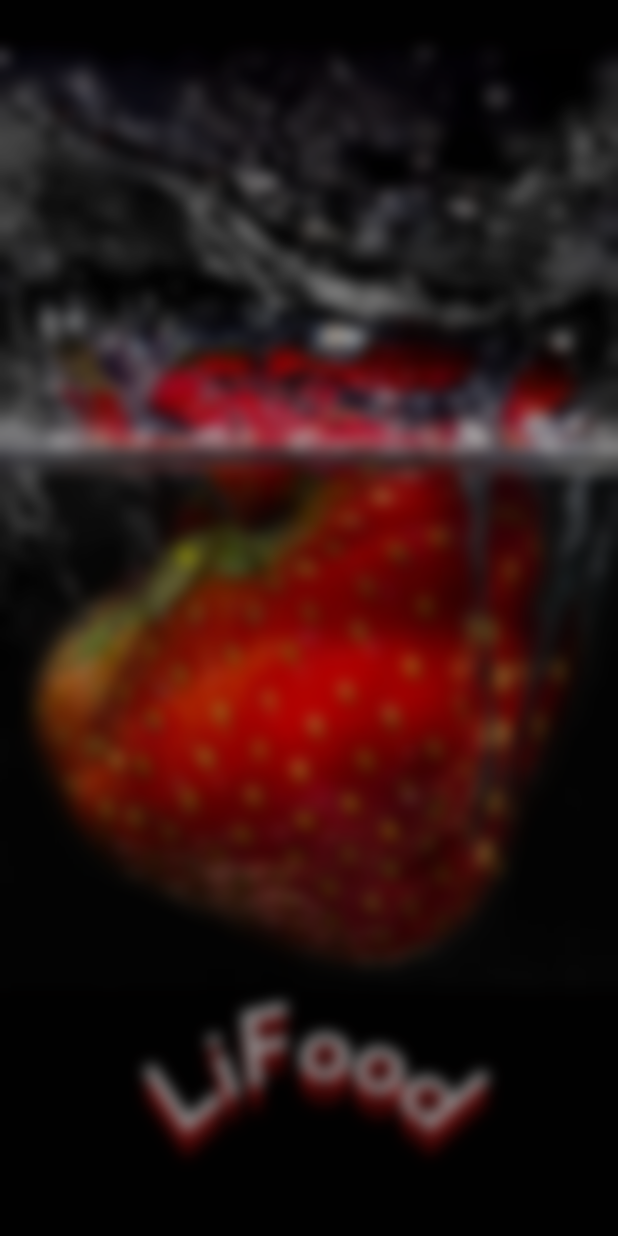
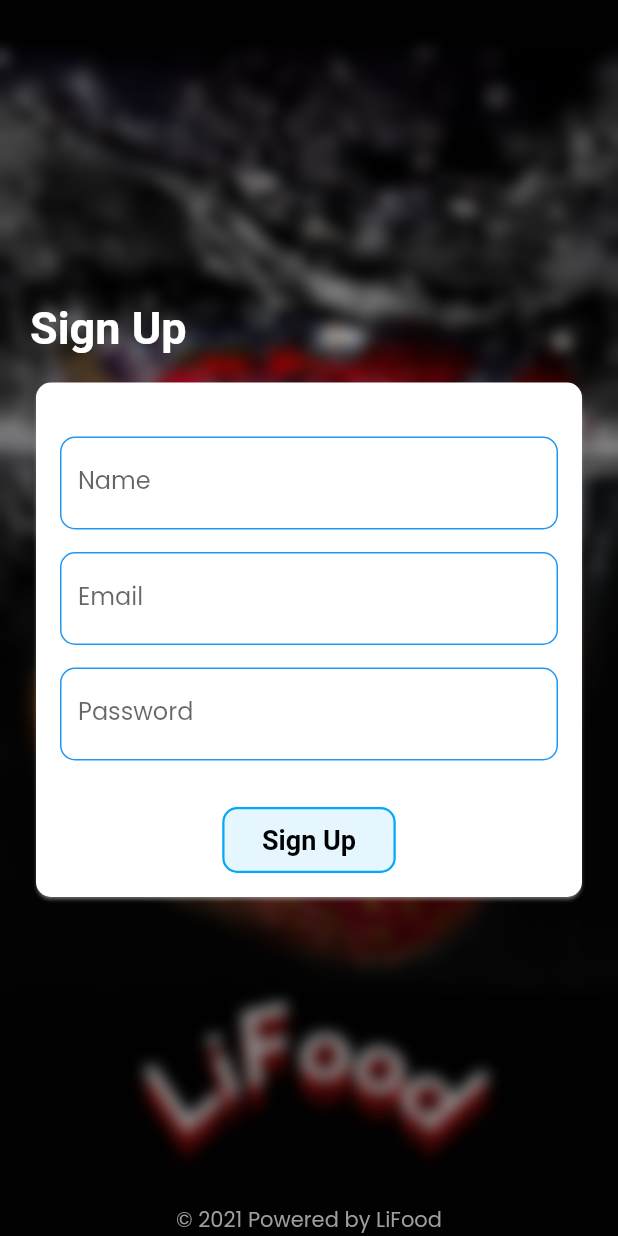
Before and after one commit to MarceloJSCesar/LiFood, a Flutter app: the RegisterView screen opened by its route, on a phone screen of 412 x 824 dp. Run offline on Flutter 3.47's test engine with Material 2 defaults, Android fonts, the light colour scheme and no system bars; our stand-ins replace google_fonts.

Commit message:
debuging ... register view UI done

```diff
--- /dev/null
+++ b/lifood/lib/app/components/auth/auth_button.dart
@@ -0,0 +1,35 @@
+import 'package:flutter/material.dart';
+import 'package:lifood/app/config/app_textstyles.dart';
+
+class AuthButton extends StatelessWidget {
+  final String text;
+  const AuthButton({
+    Key key,
+    this.text,
+  }) : super(key: key);
+
+  @override
+  Widget build(BuildContext context) {
+    return GestureDetector(
+      onTap: () {},
+      child: Container(
+        padding: const EdgeInsets.symmetric(
+          horizontal: 25,
+          vertical: 10,
+        ),
+        decoration: BoxDecoration(
+          color: Colors.lightBlue.withOpacity(0.1),
+          border: Border.all(
+            color: Colors.lightBlue,
+            width: 1.5,
+          ),
+          borderRadius: BorderRadius.circular(10),
+        ),
+        child: Text(
+          text,
+          style: AppTextStyles.authButtonTextStyle,
+        ),
+      ),
+    );
+  }
+}
--- /dev/null
+++ b/lifood/lib/app/components/auth/auth_field.dart
@@ -0,0 +1,56 @@
+import 'package:flutter/material.dart';
+import 'package:lifood/app/config/app_textstyles.dart';
+
+class AuthField extends StatelessWidget {
+  final String label;
+  final bool isEmail;
+  final bool isPassword;
+  final TextEditingController controller;
+  const AuthField({
+    Key key,
+    this.label,
+    this.isEmail,
+    this.controller,
+    this.isPassword,
+  }) : super(key: key);
+
+  @override
+  Widget build(BuildContext context) {
+    return Column(
+      children: <Widget>[
+        TextField(
+          controller: controller,
+          textInputAction:
+              isPassword ? TextInputAction.done : TextInputAction.next,
+          keyboardType:
+              isEmail ? TextInputType.emailAddress : TextInputType.text,
+          style: AppTextStyles.authFieldTextStyle,
+          decoration: InputDecoration(
+            labelText: label,
+            border: OutlineInputBorder(
+              borderRadius: BorderRadius.circular(10),
+              borderSide: BorderSide(
+                color: Colors.blue,
+              ),
+            ),
+            enabledBorder: OutlineInputBorder(
+              borderRadius: BorderRadius.circular(10),
+              borderSide: BorderSide(
+                color: Colors.blue,
+              ),
+            ),
+            focusedBorder: OutlineInputBorder(
+              borderRadius: BorderRadius.circular(10),
+              borderSide: BorderSide(
+                color: Colors.blue,
+              ),
+            ),
+          ),
+        ),
+        SizedBox(
+          height: 15,
+        ),
+      ],
+    );
+  }
+}
--- a/lifood/lib/app/config/app_textstyles.dart
+++ b/lifood/lib/app/config/app_textstyles.dart
@@ -2,8 +2,27 @@ import 'package:flutter/material.dart';
 import 'package:google_fonts/google_fonts.dart';
 
 class AppTextStyles {
+  // auth ( login and register )
   static final TextStyle authTextStyle = GoogleFonts.adventPro(
     color: Colors.white,
     fontSize: 18,
   );
+  static final TextStyle authTitleTextStyle = GoogleFonts.adventPro(
+    fontSize: 30,
+    color: Colors.white,
+    fontWeight: FontWeight.bold,
+  );
+  static final TextStyle authFieldTextStyle = GoogleFonts.poppins(
+    fontSize: 16,
+    color: Colors.black,
+  );
+  static final TextStyle authButtonTextStyle = GoogleFonts.adventPro(
+    fontSize: 18,
+    color: Colors.black,
+    fontWeight: FontWeight.bold,
+  );
+  static final TextStyle authBottomTextStyle = GoogleFonts.poppins(
+    fontSize: 14,
+    color: Colors.grey,
+  );
 }
--- a/lifood/lib/app/lifood.dart
+++ b/lifood/lib/app/lifood.dart
@@ -1,8 +1,8 @@
 import 'package:flutter/material.dart';
-import 'package:lifood/app/config/app_routes_name.dart';
-import 'package:lifood/app/views/auth/login_view.dart';
-import 'package:lifood/app/views/auth/register_view.dart';
 import 'views/splash/splash_view.dart';
+import '../app/views/auth/login_view.dart';
+import '../app/config/app_routes_name.dart';
+import '../app/views/auth/register_view.dart';
 
 class LiFood extends StatelessWidget {
   const LiFood({Key key}) : super(key: key);
--- a/lifood/lib/app/views/auth/register_view.dart
+++ b/lifood/lib/app/views/auth/register_view.dart
@@ -1,15 +1,28 @@
 import 'dart:ui';
 
 import 'package:flutter/material.dart';
+import 'package:lifood/app/components/auth/auth_button.dart';
+import 'package:lifood/app/components/auth/auth_field.dart';
 import 'package:lifood/app/config/app_image_assets.dart';
+import 'package:lifood/app/config/app_textstyles.dart';
 
-class RegisterView extends StatelessWidget {
+class RegisterView extends StatefulWidget {
   const RegisterView({Key key}) : super(key: key);
+
+  @override
+  _RegisterViewState createState() => _RegisterViewState();
+}
+
+class _RegisterViewState extends State<RegisterView> {
+  final _nameController = TextEditingController();
+  final _emailController = TextEditingController();
+  final _passwordController = TextEditingController();
 
   @override
   Widget build(BuildContext context) {
     return Scaffold(
-      body: Container(
+      body: SingleChildScrollView(
+        child: Container(
           width: MediaQuery.of(context).size.width,
           height: MediaQuery.of(context).size.height,
           decoration: BoxDecoration(
@@ -26,8 +39,75 @@ class RegisterView extends StatelessWidget {
               decoration: BoxDecoration(
                 color: Colors.black.withOpacity(0.3),
               ),
+              child: SafeArea(
+                child: Container(
+                  margin: const EdgeInsets.symmetric(horizontal: 20),
                   child: Column(
-              children: <Widget>[],
+                    mainAxisAlignment: MainAxisAlignment.center,
+                    crossAxisAlignment: CrossAxisAlignment.start,
+                    children: <Widget>[
+                      Expanded(
+                        child: Container(),
+                      ),
+                      Text(
+                        'Sign Up',
+                        style: AppTextStyles.authTitleTextStyle,
+                      ),
+                      SizedBox(
+                        height: 15,
+                      ),
+                      Card(
+                        shape: RoundedRectangleBorder(
+                          borderRadius: BorderRadius.circular(10),
+                        ),
+                        shadowColor: Colors.white,
+                        child: Container(
+                          padding: const EdgeInsets.all(16),
+                          child: Column(
+                            children: <Widget>[
+                              SizedBox(
+                                height: 20,
+                              ),
+                              AuthField(
+                                label: 'Name',
+                                isEmail: false,
+                                isPassword: false,
+                                controller: _nameController,
+                              ),
+                              AuthField(
+                                label: 'Email',
+                                isEmail: true,
+                                isPassword: false,
+                                controller: _emailController,
+                              ),
+                              AuthField(
+                                label: 'Password',
+                                isEmail: false,
+                                isPassword: true,
+                                controller: _passwordController,
+                              ),
+                              SizedBox(
+                                height: 16,
+                              ),
+                              AuthButton(
+                                text: 'Sign Up',
+                              ),
+                            ],
+                          ),
+                        ),
+                      ),
+                      Expanded(child: Container()),
+                      Container(
+                        alignment: Alignment.center,
+                        child: Text(
+                          '© 2021 Powered by LiFood',
+                          style: AppTextStyles.authBottomTextStyle,
+                        ),
+                      )
+                    ],
+                  ),
+                ),
+              ),
             ),
           ),
         ),
```
Lines whose indentation alone changed are shown as unchanged.
